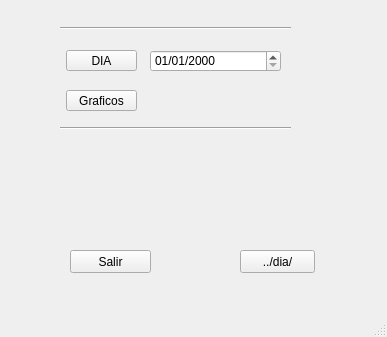
Old version of the form src/ui/automatico.ui in the repository RedSismicaAustro/rsa_sismologia.
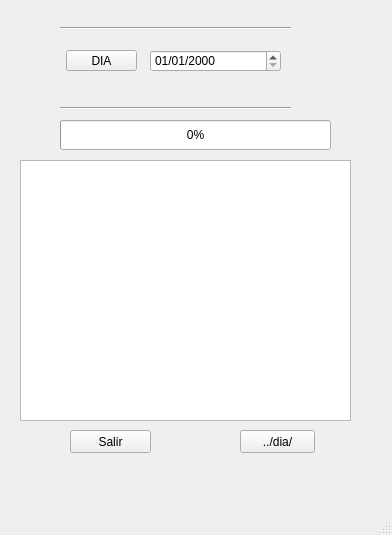
New version of the form.

Patch:
```diff
--- a/src/ui/automatico.ui
+++ b/src/ui/automatico.ui
@@ -6,42 +6,14 @@
    <rect>
     <x>0</x>
     <y>0</y>
-    <width>387</width>
-    <height>337</height>
+    <width>392</width>
+    <height>535</height>
    </rect>
   </property>
   <property name="windowTitle">
    <string>REGISTRO CONTINUO              ...RSA</string>
   </property>
   <widget class="QWidget" name="centralwidget">
-   <widget class="QLabel" name="Lbl_Mensajes">
-    <property name="enabled">
-     <bool>true</bool>
-    </property>
-    <property name="geometry">
-     <rect>
-      <x>60</x>
-      <y>170</y>
-      <width>241</width>
-      <height>81</height>
-     </rect>
-    </property>
-    <property name="font">
-     <font>
-      <family>Arial</family>
-      <pointsize>12</pointsize>
-     </font>
-    </property>
-    <property name="text">
-     <string/>
-    </property>
-    <property name="textFormat">
-     <enum>Qt::PlainText</enum>
-    </property>
-    <property name="alignment">
-     <set>Qt::AlignCenter</set>
-    </property>
-   </widget>
    <widget class="Line" name="line_2">
     <property name="geometry">
      <rect>
@@ -59,7 +31,7 @@
     <property name="geometry">
      <rect>
       <x>60</x>
-      <y>120</y>
+      <y>100</y>
       <width>231</width>
       <height>16</height>
      </rect>
@@ -104,7 +76,7 @@
     <property name="geometry">
      <rect>
       <x>70</x>
-      <y>250</y>
+      <y>430</y>
       <width>81</width>
       <height>23</height>
      </rect>
@@ -113,24 +85,11 @@
      <string>Salir</string>
     </property>
    </widget>
-   <widget class="QPushButton" name="btn_graficos">
-    <property name="geometry">
-     <rect>
-      <x>66</x>
-      <y>90</y>
-      <width>71</width>
-      <height>21</height>
-     </rect>
-    </property>
-    <property name="text">
-     <string>Graficos</string>
-    </property>
-   </widget>
    <widget class="QPushButton" name="Btn_drive">
     <property name="geometry">
      <rect>
       <x>240</x>
-      <y>250</y>
+      <y>430</y>
       <width>75</width>
       <height>23</height>
      </rect>
@@ -139,6 +98,29 @@
      <string>../dia/</string>
     </property>
    </widget>
+   <widget class="QProgressBar" name="progressBar">
+    <property name="geometry">
+     <rect>
+      <x>60</x>
+      <y>120</y>
+      <width>271</width>
+      <height>30</height>
+     </rect>
+    </property>
+    <property name="value">
+     <number>0</number>
+    </property>
+   </widget>
+   <widget class="QTextEdit" name="Lbl_Mensajes">
+    <property name="geometry">
+     <rect>
+      <x>20</x>
+      <y>160</y>
+      <width>331</width>
+      <height>261</height>
+     </rect>
+    </property>
+   </widget>
   </widget>
   <widget class="QStatusBar" name="statusbar"/>
   <action name="actionAbrir">
```
